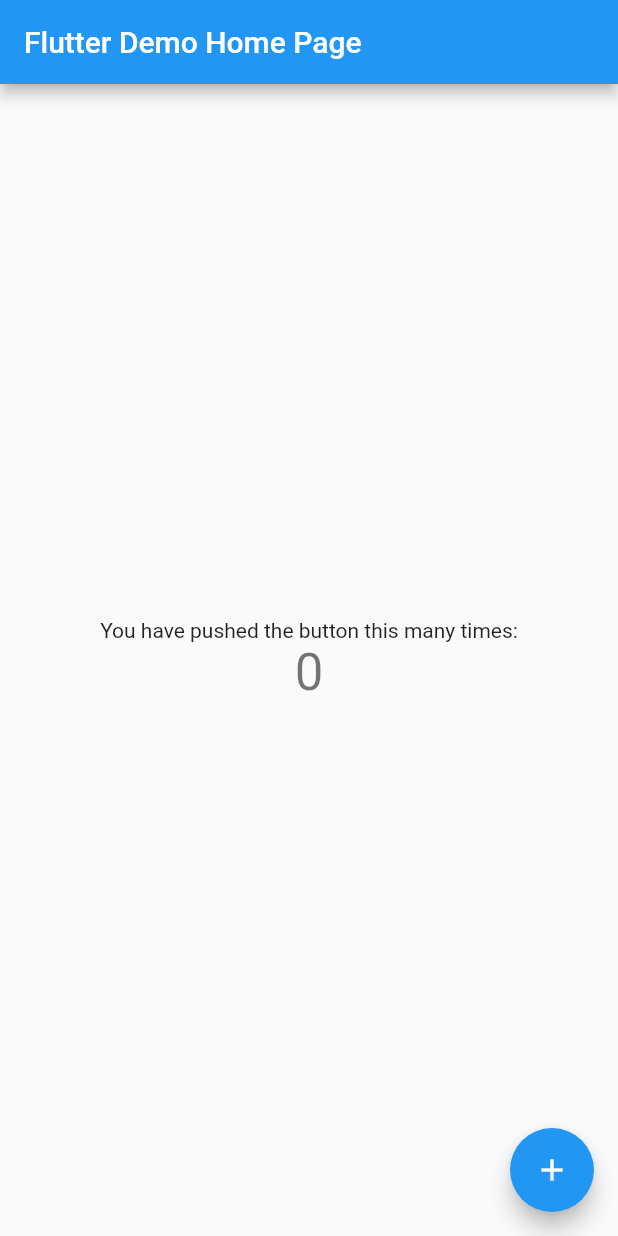
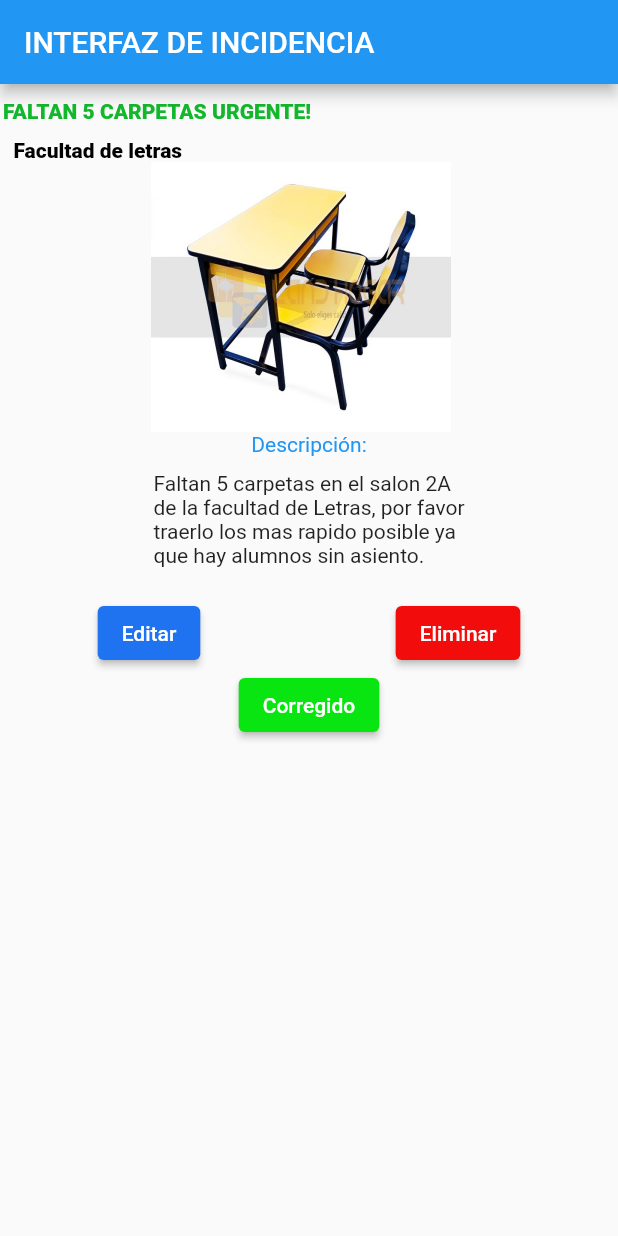
Before and after one commit to JuanJoseTJ29/TallerMovil, a Flutter app: the screen it shows after launch, on a phone screen of 412 x 824 dp. Run offline on Flutter 3.47's test engine with Material 2 defaults, Android fonts, the phone set to English and light mode, and no system bars.

Commit message:
Interfaz de una incidencia

```diff
--- a/lib/main.dart
+++ b/lib/main.dart
@@ -1,45 +1,25 @@
 import 'package:flutter/material.dart';
 
 void main() {
-  runApp(const MyApp());
+  runApp(MyApp());
 }
 
 class MyApp extends StatelessWidget {
-  const MyApp({Key? key}) : super(key: key);
-
-  // This widget is the root of your application.
   @override
   Widget build(BuildContext context) {
     return MaterialApp(
-      title: 'Flutter Demo',
+      debugShowCheckedModeBanner: false,
+      title: 'INTERFAZ DE INCIDENCIA',
       theme: ThemeData(
-        // This is the theme of your application.
-        //
-        // Try running your application with "flutter run". You'll see the
-        // application has a blue toolbar. Then, without quitting the app, try
-        // changing the primarySwatch below to Colors.green and then invoke
-        // "hot reload" (press "r" in the console where you ran "flutter run",
-        // or simply save your changes to "hot reload" in a Flutter IDE).
-        // Notice that the counter didn't reset back to zero; the application
-        // is not restarted.
         primarySwatch: Colors.blue,
       ),
-      home: const MyHomePage(title: 'Flutter Demo Home Page'),
+      home: const MyHomePage(title: 'INTERFAZ DE INCIDENCIA'),
     );
   }
 }
 
 class MyHomePage extends StatefulWidget {
   const MyHomePage({Key? key, required this.title}) : super(key: key);
-
-  // This widget is the home page of your application. It is stateful, meaning
-  // that it has a State object (defined below) that contains fields that affect
-  // how it looks.
-
-  // This class is the configuration for the state. It holds the values (in this
-  // case the title) provided by the parent (in this case the App widget) and
-  // used by the build method of the State. Fields in a Widget subclass are
-  // always marked "final".
 
   final String title;
 
@@ -48,68 +28,102 @@ class MyHomePage extends StatefulWidget {
 }
 
 class _MyHomePageState extends State<MyHomePage> {
-  int _counter = 0;
-
-  void _incrementCounter() {
-    setState(() {
-      // This call to setState tells the Flutter framework that something has
-      // changed in this State, which causes it to rerun the build method below
-      // so that the display can reflect the updated values. If we changed
-      // _counter without calling setState(), then the build method would not be
-      // called again, and so nothing would appear to happen.
-      _counter++;
-    });
-  }
-
   @override
   Widget build(BuildContext context) {
-    // This method is rerun every time setState is called, for instance as done
-    // by the _incrementCounter method above.
-    //
-    // The Flutter framework has been optimized to make rerunning build methods
-    // fast, so that you can just rebuild anything that needs updating rather
-    // than having to individually change instances of widgets.
     return Scaffold(
       appBar: AppBar(
-        // Here we take the value from the MyHomePage object that was created by
-        // the App.build method, and use it to set our appbar title.
         title: Text(widget.title),
       ),
-      body: Center(
-        // Center is a layout widget. It takes a single child and positions it
-        // in the middle of the parent.
-        child: Column(
-          // Column is also a layout widget. It takes a list of children and
-          // arranges them vertically. By default, it sizes itself to fit its
-          // children horizontally, and tries to be as tall as its parent.
-          //
-          // Invoke "debug painting" (press "p" in the console, choose the
-          // "Toggle Debug Paint" action from the Flutter Inspector in Android
-          // Studio, or the "Toggle Debug Paint" command in Visual Studio Code)
-          // to see the wireframe for each widget.
-          //
-          // Column has various properties to control how it sizes itself and
-          // how it positions its children. Here we use mainAxisAlignment to
-          // center the children vertically; the main axis here is the vertical
-          // axis because Columns are vertical (the cross axis would be
-          // horizontal).
-          mainAxisAlignment: MainAxisAlignment.center,
-          children: <Widget>[
-            const Text(
-              'You have pushed the button this many times:',
-            ),
-            Text(
-              '$_counter',
-              style: Theme.of(context).textTheme.headline4,
-            ),
-          ],
+      body: SafeArea(
+        child: GestureDetector(
+          onTap: () => FocusScope.of(context).unfocus(),
+          child: Column(
+            mainAxisSize: MainAxisSize.max,
+            children: [
+              Padding(
+                padding: EdgeInsets.all(5.0),
+              ),
+              Align(
+                alignment: AlignmentDirectional(-0.98, 0.1),
+                child: Text('FALTAN 5 CARPETAS URGENTE!',
+                    style: TextStyle(
+                        color: Color.fromARGB(255, 18, 183, 43),
+                        fontWeight: FontWeight.w800)),
+              ),
+              Padding(
+                padding: EdgeInsets.all(5.0),
+              ),
+              Align(
+                alignment: AlignmentDirectional(-0.94, 0),
+                child: Text('Facultad de letras',
+                    textAlign: TextAlign.start,
+                    style: TextStyle(
+                        color: Colors.black, fontWeight: FontWeight.w800)),
+              ),
+              Align(
+                alignment: AlignmentDirectional(-0.05, -0.05),
+                child: Image.asset(
+                  'assets/Carpetas.jpg',
+                  width: 200,
+                  height: 180,
+                  fit: BoxFit.cover,
+                ),
+              ),
+              Text(
+                'Descripción:',
+                textAlign: TextAlign.justify,
+                style: TextStyle(
+                  color: Colors.blue,
+                ),
+              ),
+              Padding(
+                padding: EdgeInsets.all(5.0),
+              ),
+              Text(
+                'Faltan 5 carpetas en el salon 2A\nde la facultad de Letras, por favor\ntraerlo los mas rapido posible ya \nque hay alumnos sin asiento.',
+                textAlign: TextAlign.justify,
+              ),
+              Padding(
+                padding: EdgeInsets.all(10.0),
+              ),
+              Align(
+                alignment: AlignmentDirectional(-0.75, 0),
+              ),
+              Row(
+                mainAxisAlignment: MainAxisAlignment.spaceAround,
+                crossAxisAlignment: CrossAxisAlignment.center,
+                children: [
+                  ElevatedButton(
+                    child: Text(
+                      'Editar',
+                    ),
+                    style: ElevatedButton.styleFrom(
+                      primary: Color.fromARGB(255, 31, 115, 241),
+                    ),
+                    onPressed: () {},
+                  ),
+                  ElevatedButton(
+                    child: Text(
+                      'Eliminar',
+                    ),
+                    style: ElevatedButton.styleFrom(
+                        primary: Color.fromARGB(255, 243, 12, 12)),
+                    onPressed: () {},
+                  ),
+                ],
+              ),
+              ElevatedButton(
+                child: Text(
+                  'Corregido',
+                ),
+                style: ElevatedButton.styleFrom(
+                    primary: Color.fromARGB(255, 9, 229, 16)),
+                onPressed: () {},
+              ),
+            ],
+          ),
         ),
       ),
-      floatingActionButton: FloatingActionButton(
-        onPressed: _incrementCounter,
-        tooltip: 'Increment',
-        child: const Icon(Icons.add),
-      ), // This trailing comma makes auto-formatting nicer for build methods.
     );
   }
 }
--- a/pubspec.yaml
+++ b/pubspec.yaml
@@ -62,6 +62,11 @@ flutter:
   #   - images/a_dot_burr.jpeg
   #   - images/a_dot_ham.jpeg
 
+
+  assets:
+   - assets/Carpetas.jpg
+
+
   # An image asset can refer to one or more resolution-specific "variants", see
   # https://flutter.dev/assets-and-images/#resolution-aware
 
```
Also changed, not shown: assets/Carpetas.jpg (added).
